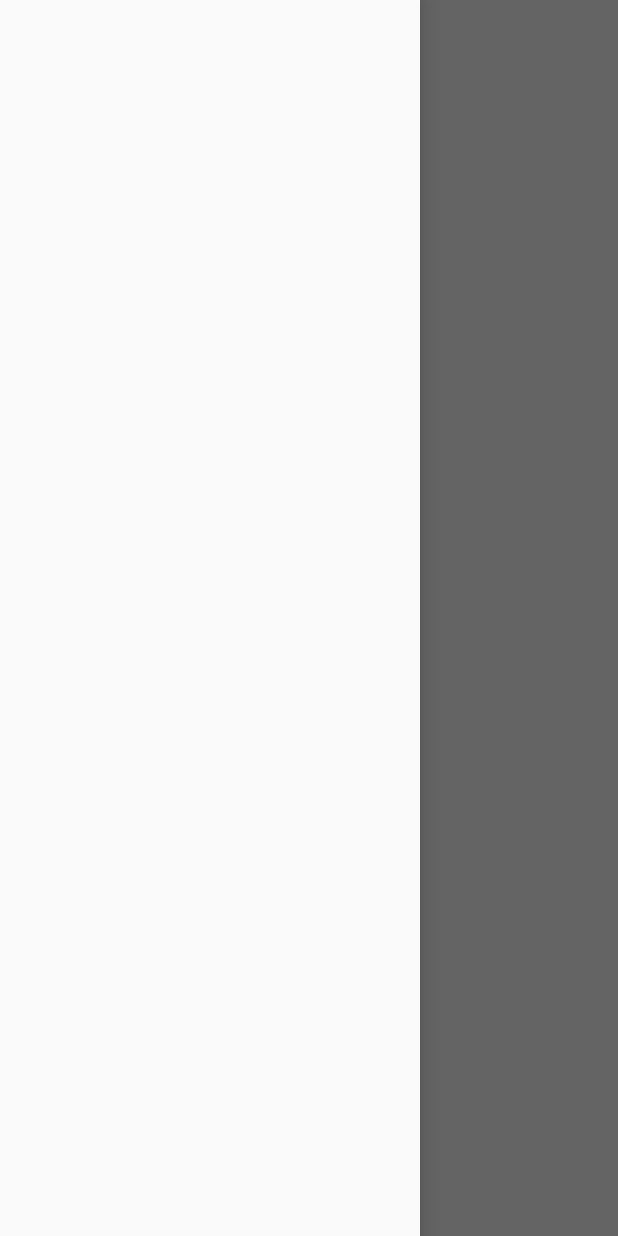
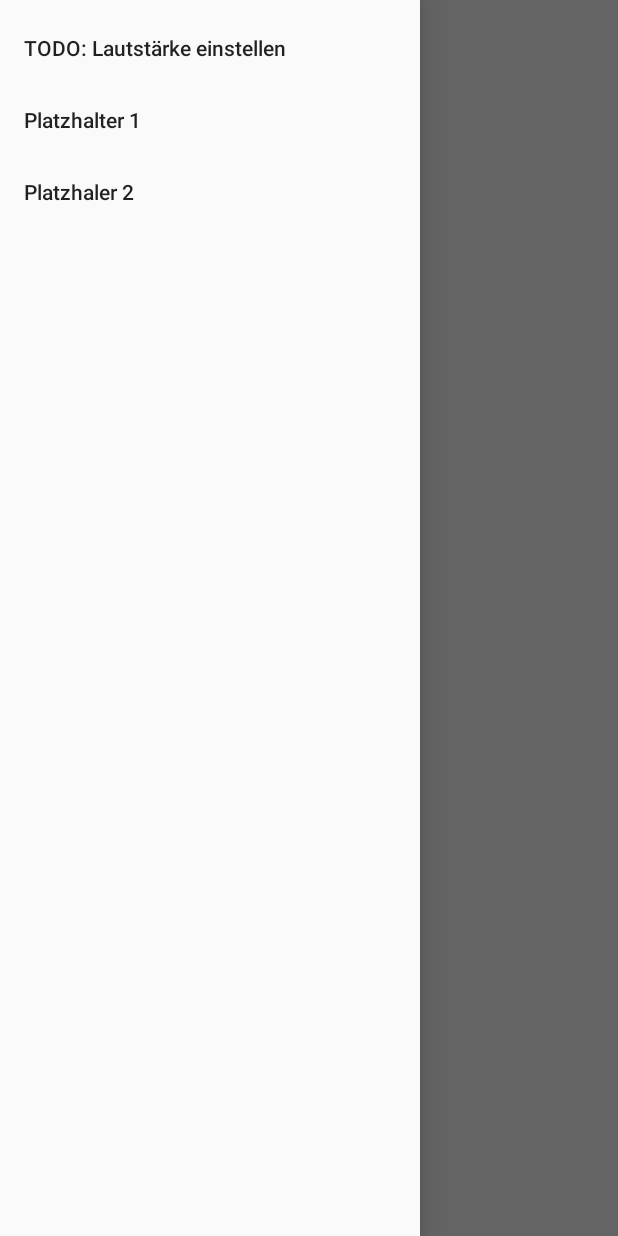
Before and after one commit to souhar400/software-engineering, an Android app: the screen it shows after launch (MainActivity), with the side drawer open, on a phone screen of 412 x 824 dp. Run offline under Robolectric (Android 15) with nearby library versions, the phone set to English and light mode, and no system bars.

Commit message:
Menu im NavigatonView eingebaut

```diff
--- a/app/src/main/java/com/teame/klingklang/MainActivity.java
+++ b/app/src/main/java/com/teame/klingklang/MainActivity.java
@@ -3,6 +3,7 @@ package com.teame.klingklang;
 import androidx.appcompat.app.AppCompatActivity;
 
 import android.os.Bundle;
+import android.view.View;
 
 public class MainActivity extends AppCompatActivity {
 
@@ -11,4 +12,5 @@ public class MainActivity extends AppCompatActivity {
         super.onCreate(savedInstanceState);
         setContentView(R.layout.activity_main);
     }
+
 }
--- a/app/src/main/res/layout/activity_main.xml
+++ b/app/src/main/res/layout/activity_main.xml
@@ -28,7 +28,7 @@ android:fitsSystemWindows="true">
         android:layout_height="@dimen/button_size"
         android:layout_marginStart="24dp"
         android:layout_marginTop="24dp"
-        android:contentDescription="Go to Menu"
+        android:contentDescription="@string/go_to_menu"
         android:minHeight="48dp"
         android:src="@drawable/ic_menu"
         app:layout_constraintStart_toStartOf="parent"
@@ -63,6 +63,7 @@ android:fitsSystemWindows="true">
     android:layout_width="wrap_content"
     android:layout_height="match_parent"
     android:layout_gravity="start"
-    android:fitsSystemWindows="true" />
+    android:fitsSystemWindows="true"
+    app:menu="@menu/navigation_menu"/>
 
 </androidx.drawerlayout.widget.DrawerLayout>
--- /dev/null
+++ b/app/src/main/res/menu/navigation_menu.xml
@@ -0,0 +1,16 @@
+<?xml version="1.0" encoding="utf-8"?>
+<menu xmlns:android="http://schemas.android.com/apk/res/android"
+    xmlns:tools="http://schemas.android.com/tools"
+    tools:ignore="HardcodedText">
+    <item
+        android:id="@+id/nav_account"
+        android:title="TODO: Lautstärke einstellen" />
+
+    <item
+        android:id="@+id/nav_settings"
+        android:title="Platzhalter 1" />
+
+    <item
+        android:id="@+id/nav_logout"
+        android:title="Platzhaler 2" />
+</menu>
--- a/app/src/main/res/values/strings.xml
+++ b/app/src/main/res/values/strings.xml
@@ -1,3 +1,4 @@
 <resources>
     <string name="app_name">Kling Klang</string>
+    <string name="go_to_menu">Go to Menu</string>
 </resources>
```
